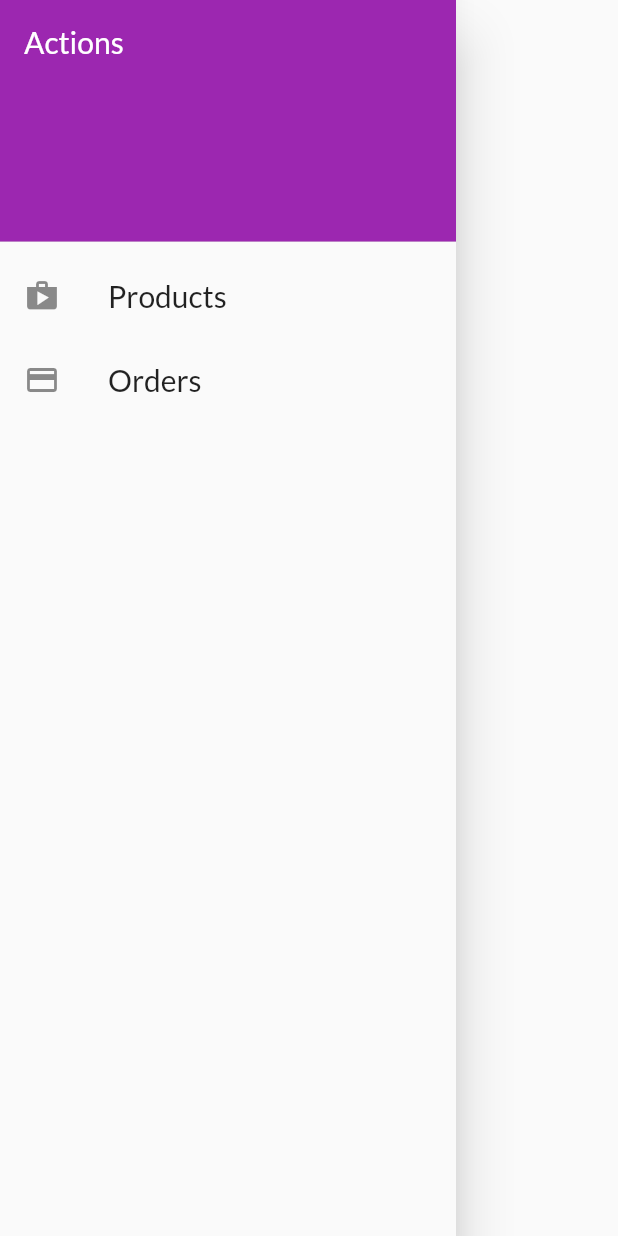
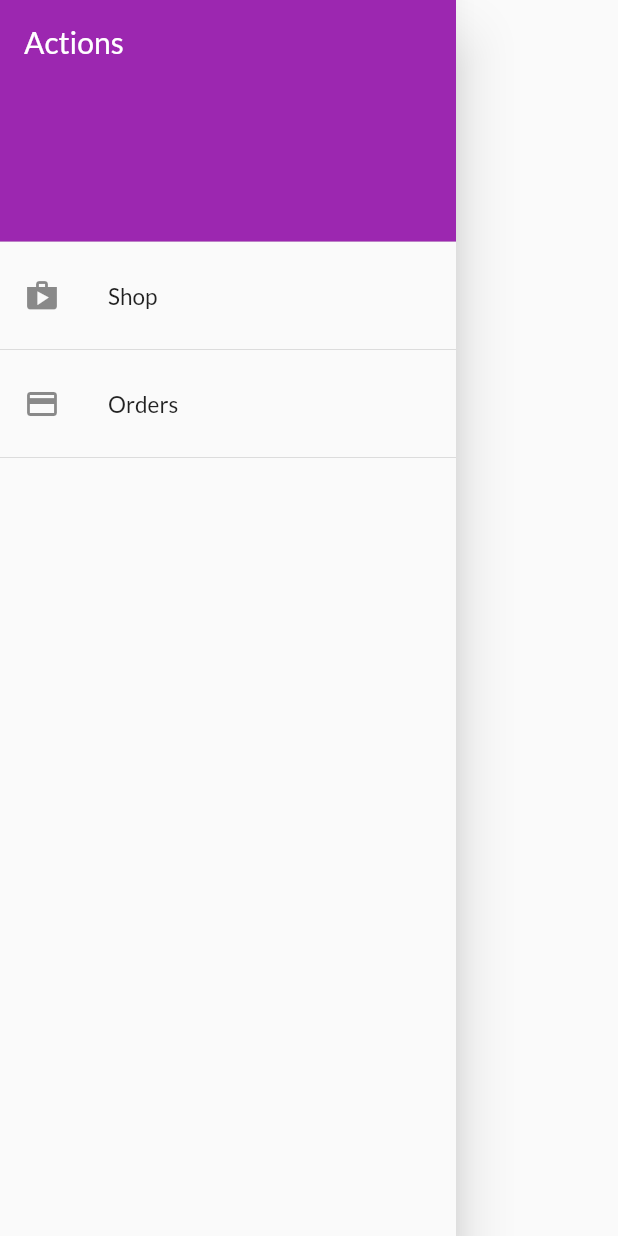
Before and after one commit to ashmit152000/Shopify, a Flutter app: the AppDrawer widget shown alone on an empty page, opened directly, on a phone screen of 412 x 824 dp. Run offline on Flutter 3.47's test engine with Material 2 defaults, Android fonts, the phone set to English and light mode, and no system bars; network calls fail.

Commit message:
The app is alomst done

```diff
--- a/lib/widgets/drawer.dart
+++ b/lib/widgets/drawer.dart
@@ -18,23 +18,26 @@ class AppDrawer extends StatelessWidget {
             ListTile(
               leading: Icon(Icons.shop),
               title: Text(
-                'Products',
-                style: TextStyle(fontSize: 20),
+                'Shop',
+                style: TextStyle(fontSize: 15),
               ),
               onTap: () {
                 Navigator.of(context).pushReplacementNamed('/');
               },
             ),
+            Divider(),
             ListTile(
               leading: Icon(Icons.payment),
               title: Text(
                 'Orders',
-                style: TextStyle(fontSize: 20),
+                style: TextStyle(fontSize: 15),
               ),
               onTap: () {
                 Navigator.of(context).pushReplacementNamed(OrdersScreen.routeName);
               },
             ),
+
+            Divider(),
 
 
           ],
```
Also changed, not shown: lib/widgets/order_item.dart (+44 -6 lines).
